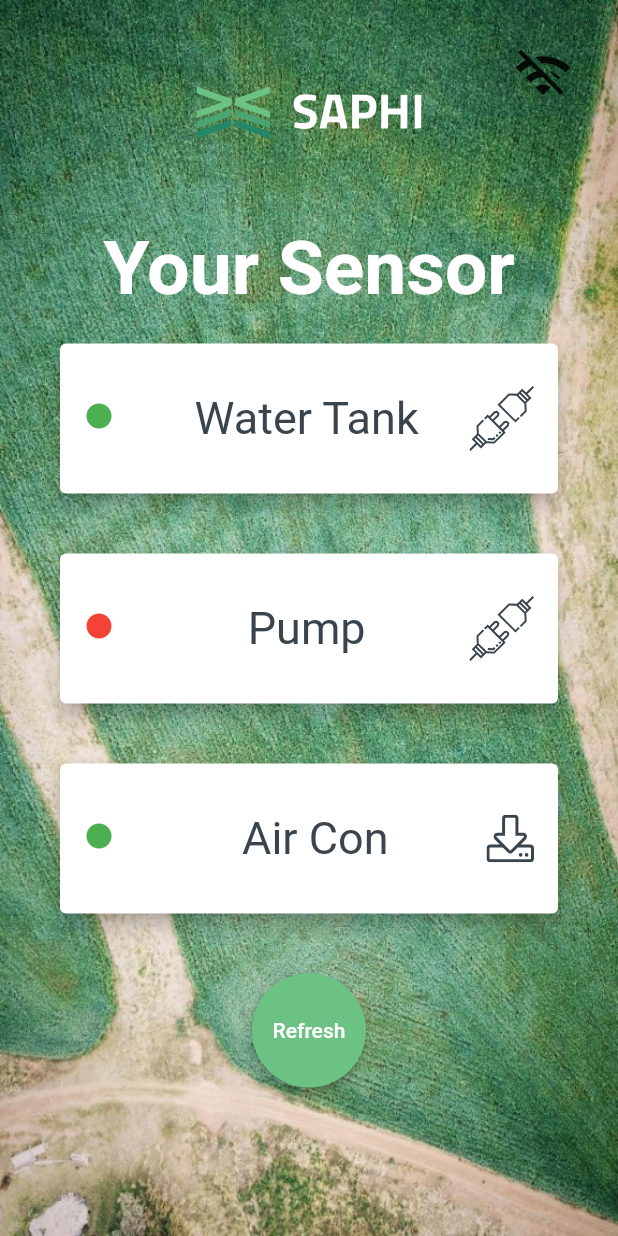
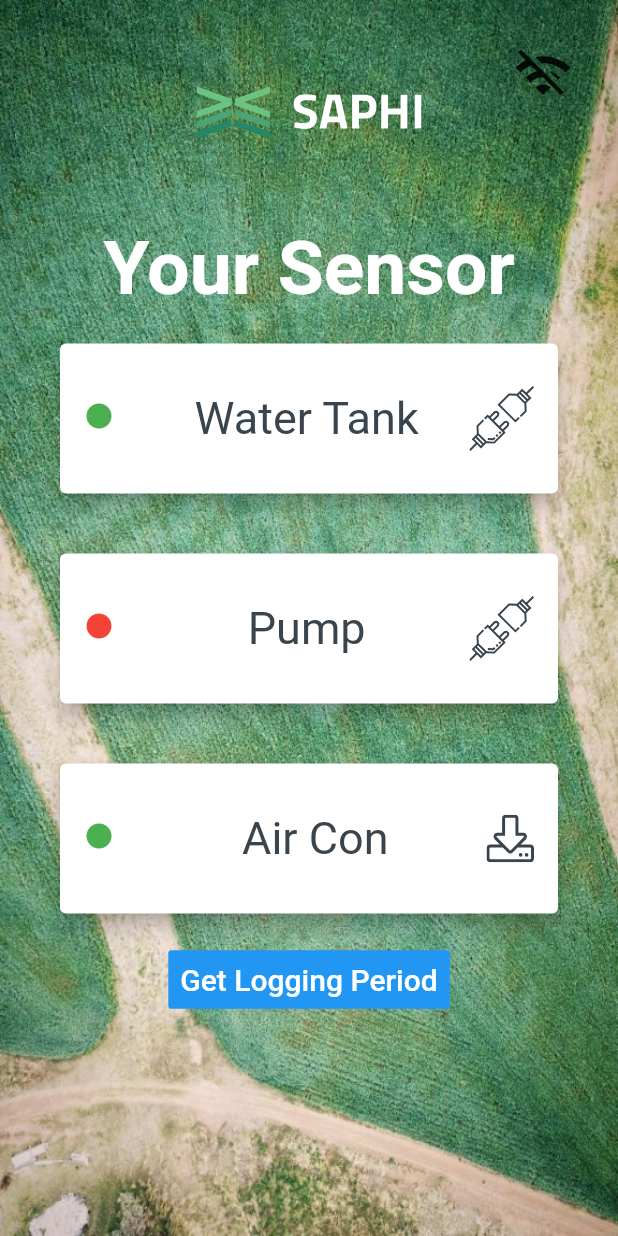
Before and after one commit to camow7/iot-logger, a Flutter app: the screen it shows after launch, on a phone screen of 412 x 824 dp. Run offline on Flutter 3.47's test engine with Material 2 defaults, Android fonts, the phone set to English and light mode, and no system bars; our stand-ins replace bloc, connectivity, flutter_bloc, flutter_svg, rive; missing offline and left inert: udp, wifi_info_flutter, wifi_iot.

Commit message:
Added getLoggingPeriod function

```diff
--- a/lib/models/message.dart
+++ b/lib/models/message.dart
@@ -9,7 +9,6 @@ class Message {
   MessageType messageType;
   Uint8List payload;
   Message(Uint8List data) {
-    // print(this.startPacket.bitLength); // Uint8List ensure's all int variables are saved as 8 bits of data
     this.startPacket = data[0];
     this.payloadLength = data[1];
     this.packetSequence = data[2];
--- a/lib/screens/home_screen.dart
+++ b/lib/screens/home_screen.dart
@@ -1,4 +1,8 @@
 import 'package:flutter/material.dart';
+import 'package:flutter_bloc/flutter_bloc.dart';
+import 'package:iot_logger/services/blocs/bloc/arduino_bloc.dart';
+import 'package:iot_logger/services/blocs/bloc/arduino_bloc.dart';
+import 'package:iot_logger/services/blocs/bloc/arduino_bloc.dart';
 
 import '../models/sensor.dart';
 import '../shared/layout.dart';
@@ -53,7 +57,24 @@ class HomeScreen extends StatelessWidget {
             Column(
               children: sensors.map((sensor) => SensorItem(sensor)).toList(),
             ),
-            RefreshButton(refresh),
+            //RefreshButton(refresh),
+            BlocBuilder<ArduinoBloc, ArduinoState>(
+              builder: (_, state) {
+                return FlatButton(
+                  color: Colors.blue,
+                  textColor: Colors.white,
+                  padding: EdgeInsets.all(8.0),
+                  splashColor: Colors.blueAccent,
+                  onPressed: () {
+                    context.read<ArduinoBloc>().add(GetLoggingPeriod());
+                  },
+                  child: Text(
+                    "Get Logging Period",
+                    style: TextStyle(fontSize: 20.0),
+                  ),
+                );
+              },
+            ),
           ],
         ),
       ),
--- a/lib/services/blocs/bloc/arduino_event.dart
+++ b/lib/services/blocs/bloc/arduino_event.dart
@@ -10,7 +10,7 @@ class ConnectionChanged extends ArduinoEvent {
   ConnectionChanged(this.connection);
 }
 
-class GetFile extends ArduinoEvent {
-  final String fileName;
-  GetFile(this.fileName);
+class GetLoggingPeriod extends ArduinoEvent {
+  //final String loggingPeriod;
+  //GetFile(this.loggingPeriod);
 }
--- a/lib/services/blocs/bloc/arduino_state.dart
+++ b/lib/services/blocs/bloc/arduino_state.dart
@@ -21,36 +21,6 @@ class MessageLoading extends ArduinoState {
   const MessageLoading();
 }
 
-class MessageLoaded extends ArduinoState {
-  final Message message;
-  const MessageLoaded(
-    this.message,
-  );
-
-  @override
-  bool operator ==(Object o) {
-    if (identical(this, o)) return true;
-
-    return o is MessageLoaded && o.message == message;
-  }
-
-  @override
-  int get hashCode => message.hashCode;
+class MessageSent extends ArduinoState {
+  const MessageSent();
 }
-
-class MessageError extends ArduinoState {
-  final Message message;
-  const MessageError(
-    this.message,
-  );
-
-  @override
-  bool operator ==(Object o) {
-    if (identical(this, o)) return true;
-
-    return o is MessageError && o.message == message;
-  }
-
-  @override
-  int get hashCode => message.hashCode;
-}
--- a/lib/shared/layout.dart
+++ b/lib/shared/layout.dart
@@ -37,10 +37,9 @@ class Layout extends StatelessWidget {
             fit: BoxFit.fill,
           ),
         ),
-        Padding(
-          padding: const EdgeInsets.all(30.0),
-          child: Align(
+        Container(
           alignment: Alignment.topRight,
+          padding: EdgeInsets.all(30),
           child: BlocBuilder<ArduinoBloc, ArduinoState>(
             builder: (context, state) {
               if (state is ArduinoInitial)
@@ -63,27 +62,11 @@ class Layout extends StatelessWidget {
             },
           ),
         ),
-        ),
-        // Container(
-        //   decoration: BoxDecoration(
-        //     gradient: LinearGradient(
-        //       [
-        //         Color.fromRGBO(0, 0, 0, 0.3),
-        //         Colors.transparent,
-        //       ],
-        //       begin: Alignment.topCenter,
-        //       end: Alignment.center,
-        //     ),
-        //   ),
-        // ),
         Container(
           child: Column(
             children: [
               saphiLogo,
-              Container(
-                //height: 700,
-                child: content,
-              ),
+              content,
             ],
           ),
         )
```
Also changed, not shown: lib/models/arduino_repository.dart (+59 -5 lines), lib/services/blocs/bloc/arduino_bloc.dart (+5 -36 lines). Lines whose indentation alone changed are shown as unchanged.
